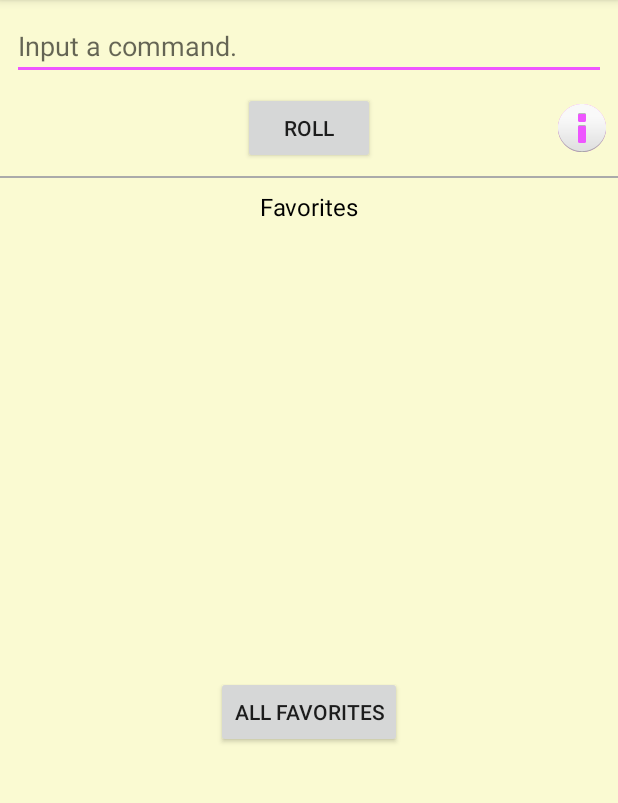
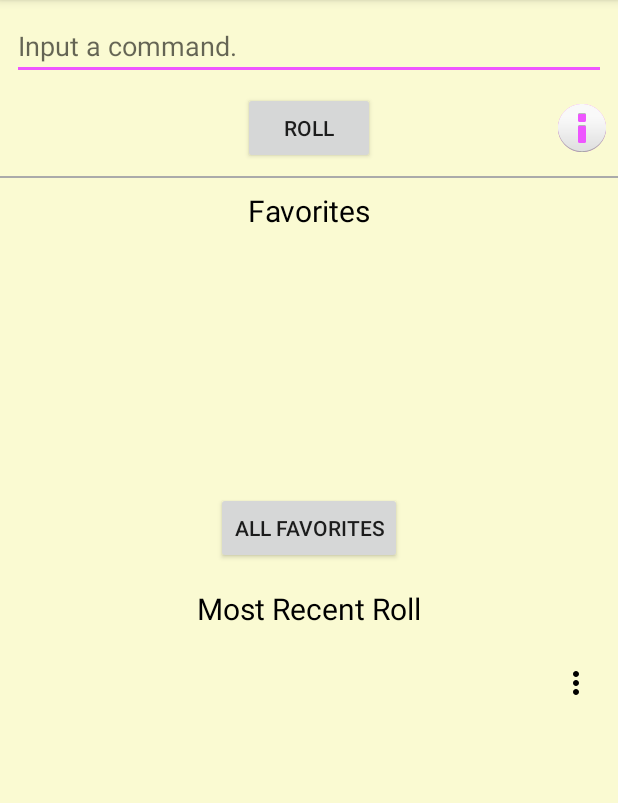
Before and after one commit to bqfix/Capstone-Project, an Android app: the screen it shows after launch (MainActivity), on a phone screen of 412 x 824 dp, the part 84-887 px from its top. Run offline under Robolectric (Android 15) with nearby library versions, the phone set to English and light mode, and no system bars.

Commit message:
feat: Created Results layout

```diff
--- a/DiceyDice/app/build.gradle
+++ b/DiceyDice/app/build.gradle
@@ -9,6 +9,7 @@ android {
         versionCode 1
         versionName "1.0"
         testInstrumentationRunner "android.support.test.runner.AndroidJUnitRunner"
+        vectorDrawables.useSupportLibrary = true
     }
     buildTypes {
         release {
--- /dev/null
+++ b/DiceyDice/app/src/main/res/drawable/ic_baseline_more_vert_24px.xml
@@ -0,0 +1,9 @@
+<vector xmlns:android="http://schemas.android.com/apk/res/android"
+    android:width="24dp"
+    android:height="24dp"
+    android:viewportWidth="24"
+    android:viewportHeight="24">
+  <path
+      android:fillColor="#FF000000"
+      android:pathData="M12,8c1.1,0 2,-0.9 2,-2s-0.9,-2 -2,-2 -2,0.9 -2,2 0.9,2 2,2zM12,10c-1.1,0 -2,0.9 -2,2s0.9,2 2,2 2,-0.9 2,-2 -0.9,-2 -2,-2zM12,16c-1.1,0 -2,0.9 -2,2s0.9,2 2,2 2,-0.9 2,-2 -0.9,-2 -2,-2z"/>
+</vector>
--- a/DiceyDice/app/src/main/res/layout-land/activity_main.xml
+++ b/DiceyDice/app/src/main/res/layout-land/activity_main.xml
@@ -33,7 +33,7 @@
         app:layout_constraintEnd_toEndOf="parent"
         app:layout_constraintStart_toStartOf="@+id/guideline"
         app:layout_constraintTop_toTopOf="parent">
-
+        <include layout="@layout/results"/>
     </FrameLayout>
 
     <android.support.constraint.Guideline
--- a/DiceyDice/app/src/main/res/layout/activity_main.xml
+++ b/DiceyDice/app/src/main/res/layout/activity_main.xml
@@ -23,7 +23,7 @@
         android:layout_width="wrap_content"
         android:layout_height="wrap_content"
         android:orientation="horizontal"
-        app:layout_constraintGuide_percent=".66" />
+        app:layout_constraintGuide_percent=".5" />
 
     <FrameLayout
         android:id="@+id/result_container"
@@ -33,7 +33,7 @@
         app:layout_constraintEnd_toEndOf="parent"
         app:layout_constraintStart_toStartOf="parent"
         app:layout_constraintTop_toTopOf="@+id/guideline">
-
+        <include layout="@layout/results"/>
     </FrameLayout>
 
     <android.support.constraint.Guideline
--- /dev/null
+++ b/DiceyDice/app/src/main/res/layout/results.xml
@@ -0,0 +1,86 @@
+<?xml version="1.0" encoding="utf-8"?>
+<android.support.constraint.ConstraintLayout xmlns:android="http://schemas.android.com/apk/res/android"
+    xmlns:app="http://schemas.android.com/apk/res-auto"
+    xmlns:tools="http://schemas.android.com/tools"
+    android:layout_width="match_parent"
+    android:layout_height="match_parent"
+    android:background="@color/colorBackground">
+
+
+    <TextView
+        android:id="@+id/results_header"
+        style="@style/header_style"
+        android:layout_width="wrap_content"
+        android:layout_height="wrap_content"
+        android:layout_marginStart="8dp"
+        android:layout_marginLeft="8dp"
+        android:layout_marginTop="8dp"
+        android:layout_marginEnd="8dp"
+        android:layout_marginRight="8dp"
+        android:text="@string/results_header"
+        app:layout_constraintEnd_toEndOf="parent"
+        app:layout_constraintStart_toStartOf="parent"
+        app:layout_constraintTop_toTopOf="parent" />
+
+    <ImageButton
+        android:id="@+id/results_more_button"
+        style="@style/more_button_style"
+        android:layout_width="wrap_content"
+        android:layout_height="wrap_content"
+        android:layout_marginTop="8dp"
+        android:contentDescription="@string/more_button"
+        app:layout_constraintEnd_toEndOf="parent"
+        app:layout_constraintTop_toBottomOf="@+id/results_header" />
+
+    <TextView
+        android:id="@+id/results_name_tv"
+        android:layout_width="0dp"
+        android:layout_height="wrap_content"
+        android:layout_marginStart="8dp"
+        android:layout_marginLeft="8dp"
+        android:layout_marginTop="8dp"
+        android:layout_marginEnd="8dp"
+        android:layout_marginRight="8dp"
+        android:textColor="@android:color/black"
+        android:textSize="20sp"
+        app:layout_constraintEnd_toStartOf="@+id/results_more_button"
+        app:layout_constraintStart_toStartOf="parent"
+        app:layout_constraintTop_toBottomOf="@+id/results_header"
+        tools:text="A DiceRoll Name" />
+
+    <TextView
+        android:id="@+id/results_total_tv"
+        android:layout_width="0dp"
+        android:layout_height="wrap_content"
+        android:layout_marginStart="24dp"
+        android:layout_marginLeft="24dp"
+        android:layout_marginTop="8dp"
+        android:layout_marginEnd="8dp"
+        android:layout_marginRight="8dp"
+        android:textColor="@android:color/black"
+        android:textSize="40sp"
+        android:textStyle="bold"
+        app:layout_constraintEnd_toEndOf="parent"
+        app:layout_constraintHorizontal_bias="0.0"
+        app:layout_constraintStart_toStartOf="parent"
+        app:layout_constraintTop_toBottomOf="@+id/results_name_tv"
+        tools:text="6" />
+
+    <TextView
+        android:id="@+id/results_descrip_tv"
+        android:layout_width="0dp"
+        android:layout_height="0dp"
+        android:layout_marginStart="24dp"
+        android:layout_marginLeft="24dp"
+        android:layout_marginTop="8dp"
+        android:layout_marginEnd="8dp"
+        android:layout_marginRight="8dp"
+        android:layout_marginBottom="8dp"
+        android:textColor="@android:color/black"
+        android:textSize="20sp"
+        app:layout_constraintBottom_toBottomOf="parent"
+        app:layout_constraintEnd_toEndOf="parent"
+        app:layout_constraintStart_toStartOf="parent"
+        app:layout_constraintTop_toBottomOf="@+id/results_total_tv"
+        tools:text="1 + 1 + 1 + 2 + 1" />
+</android.support.constraint.ConstraintLayout>
--- a/DiceyDice/app/src/main/res/values/strings.xml
+++ b/DiceyDice/app/src/main/res/values/strings.xml
@@ -1,10 +1,14 @@
 <resources>
     <string name="app_name">Dicey Dice</string>
+
+    <!-- Shared -->
+    <string name="info_button">Info</string>
+    <string name="more_button">More</string>
+    <string name="results_header">Most Recent Roll</string>
 
     <!-- MainActivity -->
     <string name="command_input_hint">Input a command.</string>
     <string name="roll_button">Roll</string>
-    <string name="info_button">Info</string>
     <string name="favorites_title">Favorites</string>
     <string name="favorites_button">All Favorites</string>
 </resources>
--- a/DiceyDice/app/src/main/res/values/styles.xml
+++ b/DiceyDice/app/src/main/res/values/styles.xml
@@ -15,6 +15,12 @@
 
     <style name="header_style">
         <item name="android:textColor">@android:color/black</item>
-        <item name="android:textSize">16sp</item>
+        <item name="android:textSize">20sp</item>
+    </style>
+
+    <style name="more_button_style">
+        <item name="android:background">@null</item>
+        <item name="android:padding">16dp</item>
+        <item name="srcCompat">@drawable/ic_baseline_more_vert_24px</item>
     </style>
 </resources>
```
